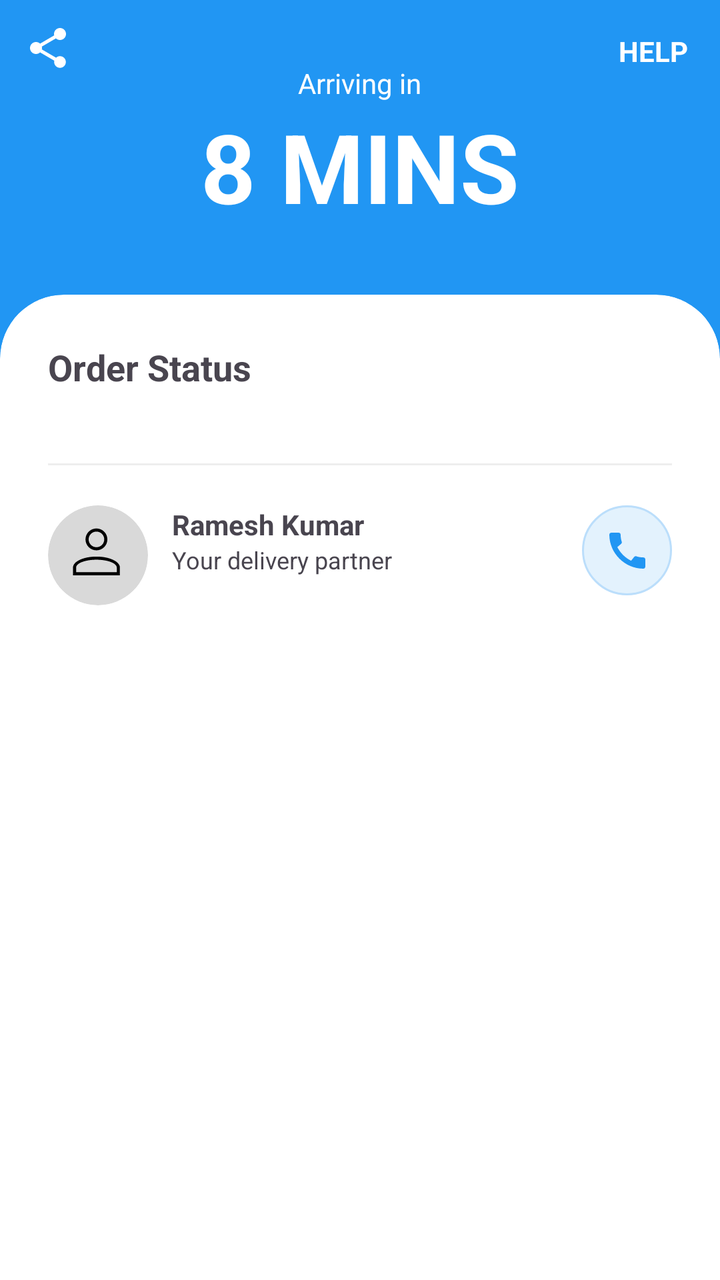
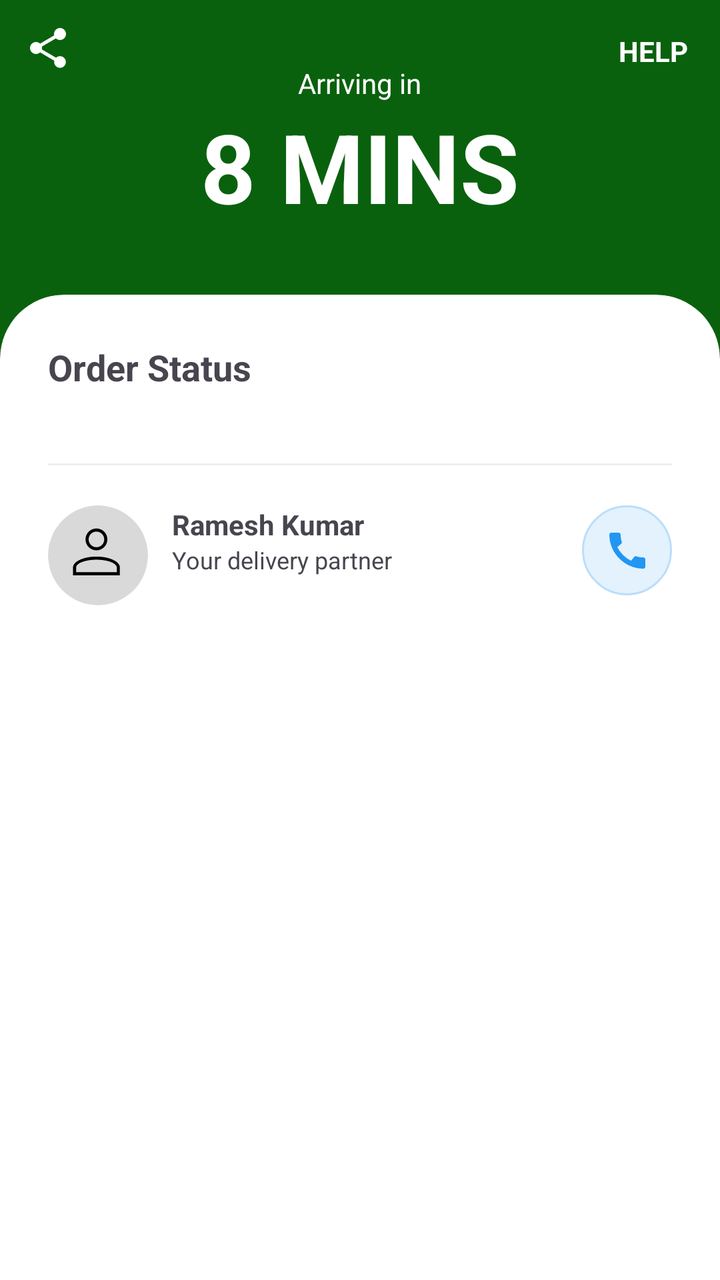

Compare the two renders of this Android layout. The source of the first and the diff that turns it into the second are given below.
<!-- AndroidManifest.xml: application theme Theme.MyGrocery -->
<!-- res/layout/activity_track_order.xml -->
<?xml version="1.0" encoding="utf-8"?>
<androidx.coordinatorlayout.widget.CoordinatorLayout xmlns:android="http://schemas.android.com/apk/res/android"
    xmlns:app="http://schemas.android.com/apk/res-auto"
    android:layout_width="match_parent"
    android:layout_height="match_parent"
    android:background="@color/action_blue"> <LinearLayout
    android:layout_width="match_parent"
    android:layout_height="match_parent"
    android:orientation="vertical">

    <LinearLayout
        android:layout_width="match_parent"
        android:layout_height="wrap_content"
        android:gravity="center"
        android:orientation="vertical"
        android:padding="32dp">

        <TextView
            android:layout_width="wrap_content"
            android:layout_height="wrap_content"
            android:text="Arriving in"
            android:textColor="@color/white" />

        <TextView
            android:id="@+id/tvEstimateTime"
            android:layout_width="wrap_content"
            android:layout_height="wrap_content"
            android:text="8 MINS"
            android:textColor="@color/white"
            android:textSize="48sp"
            android:textStyle="bold" />
    </LinearLayout>

    <androidx.cardview.widget.CardView
        android:layout_width="match_parent"
        android:layout_height="match_parent"
        app:cardCornerRadius="32dp"
        app:cardElevation="0dp"
        android:layout_marginBottom="-32dp">

        <LinearLayout
            android:layout_width="match_parent"
            android:layout_height="match_parent"
            android:orientation="vertical"
            android:padding="24dp">

            <TextView
                android:layout_width="wrap_content"
                android:layout_height="wrap_content"
                android:text="Order Status"
                android:textSize="18sp"
                android:textStyle="bold" />

            <androidx.recyclerview.widget.RecyclerView
                android:id="@+id/rvTrackingTimeline"
                android:layout_width="match_parent"
                android:layout_height="wrap_content"
                android:layout_marginTop="16dp" />

            <View
                android:layout_width="match_parent"
                android:layout_height="1dp"
                android:layout_marginVertical="20dp"
                android:background="#EEE" />

            <RelativeLayout
                android:layout_width="match_parent"
                android:layout_height="wrap_content">

                <com.google.android.material.imageview.ShapeableImageView
                    android:id="@+id/imgPartner"
                    android:layout_width="50dp"
                    android:layout_height="50dp"
                    android:scaleType="centerCrop"
                    android:src="@drawable/ic_user"
                    app:shapeAppearanceOverlay="@style/CircleImage" />

                <LinearLayout
                    android:layout_toEndOf="@id/imgPartner"
                    android:layout_width="wrap_content"
                    android:layout_height="wrap_content"
                    android:layout_marginStart="12dp"
                    android:orientation="vertical">

                    <TextView
                        android:id="@+id/tvPartnerName"
                        android:layout_width="wrap_content"
                        android:layout_height="wrap_content"
                        android:text="Ramesh Kumar"
                        android:textStyle="bold" />

                    <TextView
                        android:layout_width="wrap_content"
                        android:layout_height="wrap_content"
                        android:text="Your delivery partner"
                        android:textSize="12sp" />
                </LinearLayout>

                <ImageButton
                    android:id="@+id/btnCall"
                    android:layout_width="45dp"
                    android:layout_height="45dp"
                    android:layout_alignParentEnd="true"
                    android:background="@drawable/bg_circle_light_blue"
                    android:src="@drawable/ic_call"
                    app:tint="@color/action_blue" />
            </RelativeLayout>

        </LinearLayout>
    </androidx.cardview.widget.CardView>
</LinearLayout>

    <TextView
        android:id="@+id/btnHelp"
        android:layout_width="wrap_content"
        android:layout_height="wrap_content"
        android:text="HELP"
        android:textColor="@color/white"
        android:textStyle="bold"
        android:padding="16dp"
        android:layout_gravity="end"
        android:background="?attr/selectableItemBackgroundBorderless"/>

    <ImageButton
        android:id="@+id/btnShare"
        android:layout_width="48dp"
        android:layout_height="48dp"
        android:background="?attr/selectableItemBackgroundBorderless"
        android:padding="12dp"
        android:src="@drawable/ic_share"
        app:tint="@color/white" />

</androidx.coordinatorlayout.widget.CoordinatorLayout>
<!-- resources referenced by this layout -->
<resources>
  <color name="action_blue">#2196F3</color>
  <color name="white">#FFFFFFFF</color>
  <!-- drawable bg_circle_light_blue (drawable) -->
  <?xml version="1.0" encoding="utf-8"?>
  <shape xmlns:android="http://schemas.android.com/apk/res/android"
      android:shape="oval">
      <solid android:color="#E3F2FD" />
  
      <stroke
          android:width="1dp"
          android:color="#BBDEFB"/>
  
      <size
          android:width="45dp"
          android:height="45dp"/>
  </shape>
  <!-- drawable ic_call (drawable) -->
  <?xml version="1.0" encoding="utf-8"?>
  <vector xmlns:android="http://schemas.android.com/apk/res/android"
      android:width="24dp"
      android:height="24dp"
      android:viewportWidth="24"
      android:viewportHeight="24">
      <path
          android:fillColor="#000000"
          android:pathData="M20.01,15.38c-1.23,0 -2.42,-0.2 -3.53,-0.56a0.977,0.977 0,0 0,-1.01 0.24l-1.57,1.97c-2.83,-1.35 -5.48,-3.9 -6.89,-6.83l1.95,-1.66c0.27,-0.28 0.35,-0.67 0.24,-1.02 -0.37,-1.11 -0.56,-2.3 -0.56,-3.53 0,-0.54 -0.45,-0.99 -0.99,-0.99H4.19C3.65,3 3,3.24 3,3.99 3,13.28 10.73,21 20.01,21c0.71,0 0.99,-0.63 0.99,-1.18v-3.45c0,-0.54 -0.45,-0.99 -0.99,-0.99z"/>
  </vector>
  <!-- drawable ic_share (drawable) -->
  <?xml version="1.0" encoding="utf-8"?>
  <vector xmlns:android="http://schemas.android.com/apk/res/android"
      android:width="24dp"
      android:height="24dp"
      android:viewportWidth="24"
      android:viewportHeight="24"
      android:tint="?attr/colorControlNormal">
      <path
          android:fillColor="@android:color/white"
          android:pathData="M18,16.08c-0.76,0 -1.44,0.3 -1.96,0.77L8.91,12.7c0.05,-0.23 0.09,-0.46 0.09,-0.7s-0.04,-0.47 -0.09,-0.7l7.05,-4.11c0.54,0.5 1.25,0.81 2.04,0.81 1.66,0 3,-1.34 3,-3s-1.34,-3 -3,-3 -3,1.34 -3,3c0,0.24 0.04,0.47 0.09,0.7L8.04,9.81C7.5,9.31 6.79,9 6,9c-1.66,0 -3,1.34 -3,3s1.34,3 3,3c0.79,0 1.5,-0.31 2.04,-0.81l7.12,4.16c-0.05,0.21 -0.08,0.43 -0.08,0.65 0,1.61 1.31,2.92 2.92,2.92s2.92,-1.31 2.92,-2.92 -1.31,-2.92 -2.92,-2.92z"/>
  </vector>
  <style name="CircleImage" parent="">
          <item name="cornerFamily">rounded</item>
          <item name="cornerSize">50%</item>
      </style>
  <style name="Theme.MyGrocery" parent="Base.Theme.MyGrocery" />
  <style name="Base.Theme.MyGrocery" parent="Theme.Material3.DayNight.NoActionBar">
          <item name="colorPrimary">@color/primaryColor</item>
          <item name="colorPrimaryDark">@color/primaryDark</item>
          <item name="colorAccent">#F497B7</item>
  
          <item name="android:windowContentTransitions">true</item>
          <item name="android:windowSharedElementEnterTransition">@android:transition/move</item>
          <item name="android:windowSharedElementExitTransition">@android:transition/move</item>
      </style>
  <color name="primaryColor">#2B902F</color>
  <color name="primaryDark">#09610D</color>
  <!-- unchanged entries left out for length: 1 -->
</resources>

<!-- the commit's change to res/layout/activity_track_order.xml (unified diff, before → after) -->
@@ -3,7 +3,7 @@
     xmlns:app="http://schemas.android.com/apk/res-auto"
     android:layout_width="match_parent"
     android:layout_height="match_parent"
-    android:background="@color/action_blue"> <LinearLayout
+    android:background="@color/primaryDark"> <LinearLayout
     android:layout_width="match_parent"
     android:layout_height="match_parent"
     android:orientation="vertical">
<!-- resource entries referenced after the edit -->
@@ -47,7 +47,7 @@
   <style name="Base.Theme.MyGrocery" parent="Theme.Material3.DayNight.NoActionBar">
           <item name="colorPrimary">@color/primaryColor</item>
           <item name="colorPrimaryDark">@color/primaryDark</item>
-          <item name="colorAccent">#F497B7</item>
+          <item name="colorAccent">#009D05</item>
   
           <item name="android:windowContentTransitions">true</item>
           <item name="android:windowSharedElementEnterTransition">@android:transition/move</item>
